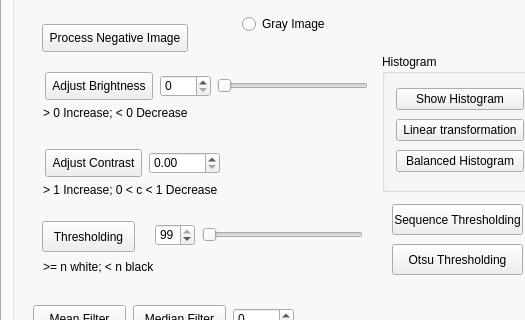
This is Xulyanh/mainwindow.ui in aderayevans/ImageProcessing as Qt 5 draws it before an edit; both pictures show x 0 to 525 and y 119 to 439 of the 1298 by 738 pixel window. The edited form follows.
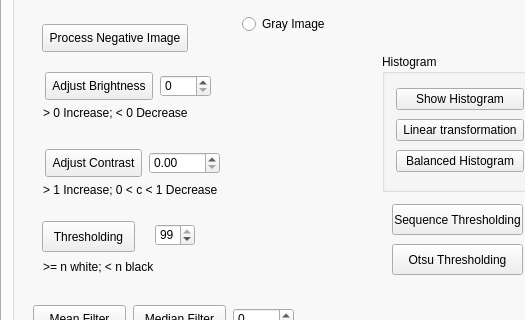
This is the edited form. Icons and pictures are not drawn.

```diff
--- a/Xulyanh/mainwindow.ui
+++ b/Xulyanh/mainwindow.ui
@@ -204,19 +204,6 @@
         </item>
        </layout>
       </widget>
-      <widget class="QSlider" name="hsld_brightness">
-       <property name="geometry">
-        <rect>
-         <x>205</x>
-         <y>131</y>
-         <width>151</width>
-         <height>22</height>
-        </rect>
-       </property>
-       <property name="orientation">
-        <enum>Qt::Horizontal</enum>
-       </property>
-      </widget>
       <widget class="QWidget" name="layoutWidget_6">
        <property name="geometry">
         <rect>
@@ -256,19 +243,6 @@
         </rect>
        </property>
       </widget>
-      <widget class="QSlider" name="hsld_threshold">
-       <property name="geometry">
-        <rect>
-         <x>190</x>
-         <y>280</y>
-         <width>161</width>
-         <height>22</height>
-        </rect>
-       </property>
-       <property name="orientation">
-        <enum>Qt::Horizontal</enum>
-       </property>
-      </widget>
       <widget class="QLabel" name="lbl_dimensions">
        <property name="geometry">
         <rect>
```
Left out of the diff: 4 changed lines with no effect on the pictures.
